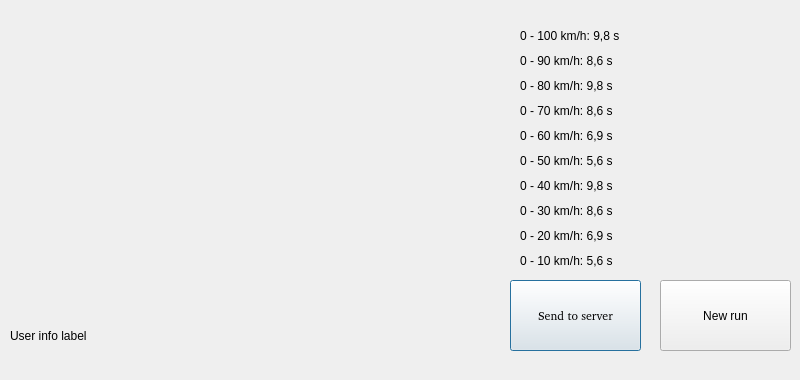
Above: Client/resultdialog.ui from ArtemD/SpeedFreak before the change. Below: the same form after it.
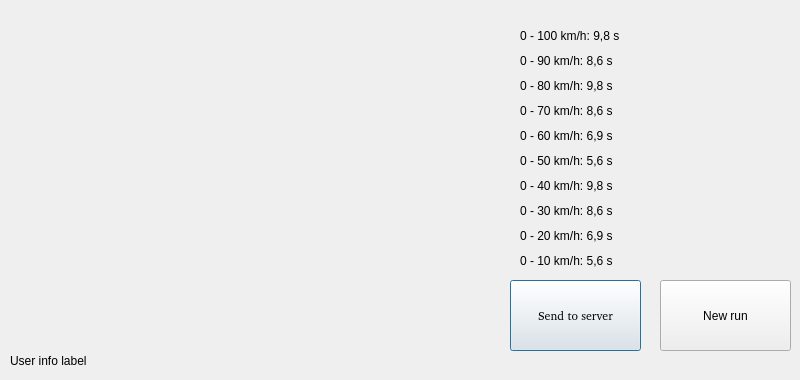
That is the form after the change.

The edit to the form file:
```diff
--- a/Client/resultdialog.ui
+++ b/Client/resultdialog.ui
@@ -179,9 +179,9 @@
    <property name="geometry">
     <rect>
      <x>10</x>
-     <y>310</y>
-     <width>471</width>
-     <height>51</height>
+     <y>350</y>
+     <width>781</width>
+     <height>21</height>
     </rect>
    </property>
    <property name="text">
```
